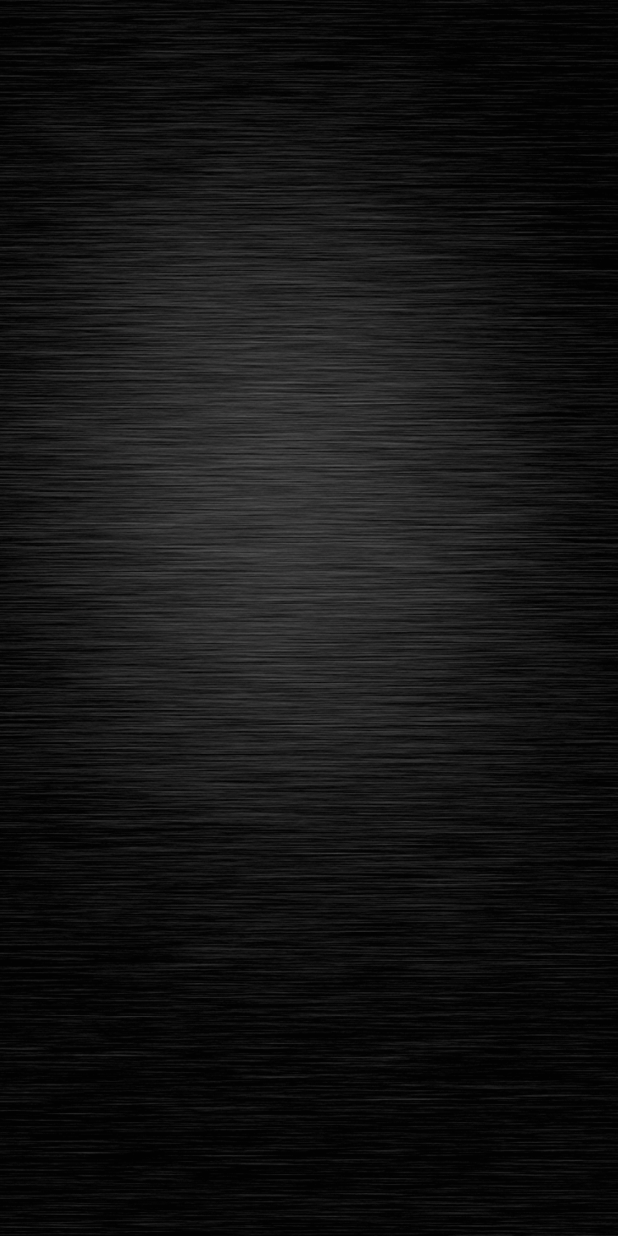
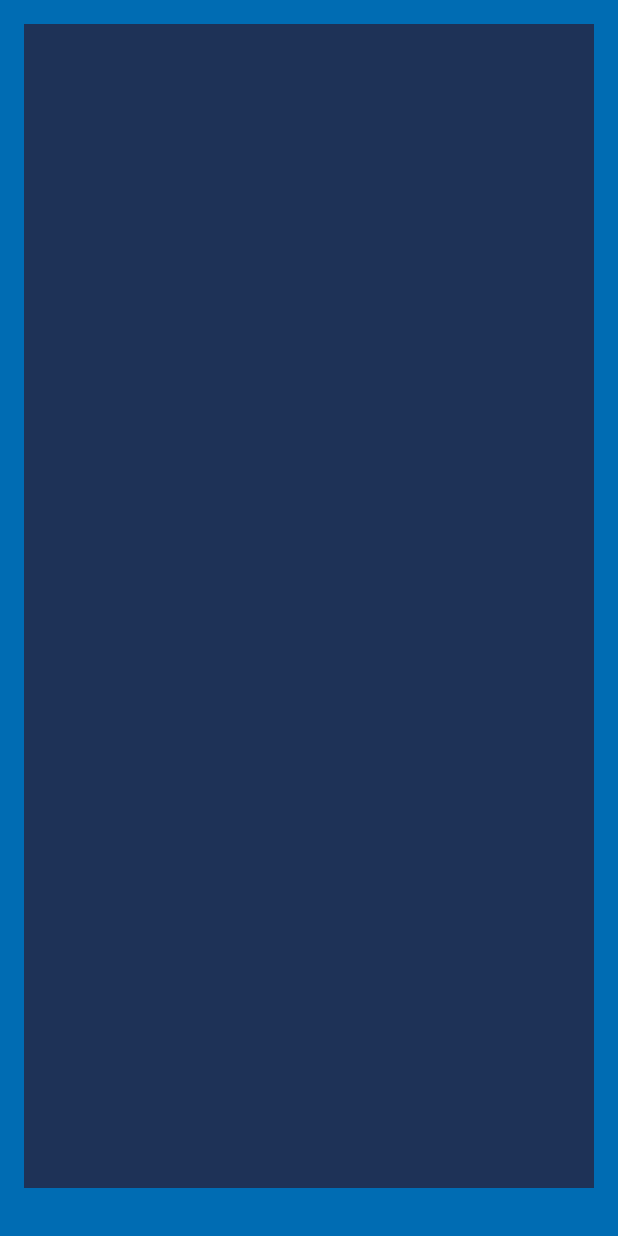
Before and after one commit to Nefor75/WindPlast, an Android app: the screen it shows after launch (ActivitySplash), on a phone screen of 412 x 824 dp. Run offline under Robolectric (Android 15) with nearby library versions, the light colour scheme and no system bars.

Commit message:
Next commit.

```diff
--- a/app/src/main/java/com/glumy/windplast/ActivitySplash.java
+++ b/app/src/main/java/com/glumy/windplast/ActivitySplash.java
@@ -1,22 +1,19 @@
 package com.glumy.windplast;
 
 import android.content.Intent;
-import android.graphics.Color;
-import android.graphics.Typeface;
 import android.os.Bundle;
-import android.view.Gravity;
 import android.view.View;
 import android.view.animation.Animation;
 import android.view.animation.AnimationUtils;
-import android.widget.TextSwitcher;
+import android.widget.ImageView;
 import android.widget.TextView;
-import android.widget.ViewSwitcher;
 import androidx.appcompat.app.AppCompatActivity;
 import java.util.concurrent.TimeUnit;
 
 public class ActivitySplash extends AppCompatActivity {
 
     private Animation anim;
+    private Animation slideInLeftAnimation;
 
 
     @Override
@@ -29,6 +26,7 @@ public class ActivitySplash extends AppCompatActivity {
 
         private void startActivityMainDelay() {
             anim = AnimationUtils.loadAnimation(this, R.anim.tv_animation);
+            slideInLeftAnimation = AnimationUtils.loadAnimation(this, android.R.anim.slide_in_left);
 
         Thread t = new Thread(new Runnable() {
             public void run() {
@@ -36,7 +34,7 @@ public class ActivitySplash extends AppCompatActivity {
                     TimeUnit.SECONDS.sleep(1);
                     runOnUiThread(run_tv_bottom);
                     TimeUnit.SECONDS.sleep(3);
-                    runOnUiThread(run_tv_center);
+                    runOnUiThread(run_iv_center);
                     TimeUnit.SECONDS.sleep(3);
                     runOnUiThread(run_activity_main);
                 } catch (InterruptedException e) {
@@ -50,14 +48,21 @@ public class ActivitySplash extends AppCompatActivity {
     Runnable run_tv_bottom = new Runnable() {
         public void run() {
            TextView tv_bottom = findViewById(R.id.tv_as_bottom_line);
+            ImageView imageView = findViewById(R.id.image_top);
             tv_bottom.setVisibility(View.VISIBLE);
             tv_bottom.startAnimation(anim);
+            imageView.setImageResource(R.drawable.image_top);
+            imageView.setVisibility(View.VISIBLE);
+            imageView.startAnimation(anim);
         }
     };
 
-    Runnable run_tv_center = new Runnable() {
+    Runnable run_iv_center = new Runnable() {
         public void run() {
-            makeTextSwitcher();
+            ImageView imageView = findViewById(R.id.image_slide_center);
+            imageView.setImageResource(R.drawable.image_splash);
+            imageView.startAnimation(slideInLeftAnimation);
+
         }
     };
 
@@ -69,26 +74,4 @@ public class ActivitySplash extends AppCompatActivity {
         }
     };
 
-    private void makeTextSwitcher(){
-        Animation slideInLeftAnimation = AnimationUtils.loadAnimation(this,
-                android.R.anim.slide_in_left);
-
-        TextSwitcher mTextSwitcher = findViewById(R.id.txt_switcher);
-        mTextSwitcher.setInAnimation(slideInLeftAnimation);
-
-        mTextSwitcher.setFactory(new ViewSwitcher.ViewFactory() {
-            @Override
-            public View makeView() {
-                TextView textView = new TextView(ActivitySplash.this);
-                textView.setTextSize(80);
-                textView.setTextColor(Color.RED);
-                textView.setGravity(Gravity.CENTER_HORIZONTAL);
-                textView.setTypeface(Typeface.defaultFromStyle(Typeface.BOLD_ITALIC));
-                textView.setShadowLayer(10, 10, 10, Color.BLACK);
-                return textView;
-            }
-        });
-        mTextSwitcher.setText(getText(R.string.app_name));
-    }
-
-}
+ }
--- a/app/src/main/res/layout/activity_splash.xml
+++ b/app/src/main/res/layout/activity_splash.xml
@@ -1,42 +1,50 @@
 <?xml version="1.0" encoding="utf-8"?>
 <RelativeLayout xmlns:android="http://schemas.android.com/apk/res/android"
     android:layout_width="match_parent"
-    android:layout_height="match_parent">
+    android:layout_height="match_parent"
+    android:background="@color/blu">
+
+    <View
+        android:id="@+id/view"
+        android:layout_width="match_parent"
+        android:layout_height="match_parent"
+        android:layout_alignParentStart="true"
+        android:layout_alignParentTop="true"
+        android:background="@color/colorPrimary"
+        android:layout_marginBottom="@dimen/spacing_xlarge"
+        android:layout_marginLeft="@dimen/margin"
+        android:layout_marginRight="@dimen/margin"
+        android:layout_marginTop="@dimen/margin"/>
 
     <ImageView
-        android:layout_width="match_parent"
-        android:layout_height="match_parent"
-        android:src="@drawable/splashbackground"
-        android:scaleType="centerCrop"
-        android:contentDescription="@null" />
+        android:id="@+id/image_top"
+        android:layout_width="80dp"
+        android:layout_height="200dp"
+        android:layout_alignTop="@+id/view"
+        android:layout_centerHorizontal="true"
+        android:layout_marginTop="25dp"
+        android:contentDescription="@null"
+        android:src="@drawable/image_top"
+        android:visibility="gone"/>
 
-    <TextSwitcher
-        android:id="@+id/txt_switcher"
-        android:layout_width="wrap_content"
-        android:layout_height="wrap_content"
-        android:layout_centerInParent="true">
-
-    </TextSwitcher>
-
-    <LinearLayout
-        android:layout_width="wrap_content"
-        android:layout_height="wrap_content"
-        android:layout_alignParentBottom="true"
-        android:layout_centerHorizontal="true"
-        android:gravity="center"
-        android:orientation="vertical">
+    <ImageView
+        android:id="@+id/image_slide_center"
+        android:layout_width="200dp"
+        android:layout_height="100dp"
+        android:layout_centerInParent="true"
+        android:contentDescription="@null"/>
 
       <TextView
         android:id="@+id/tv_as_bottom_line"
         android:layout_width="200dp"
         android:layout_height="wrap_content"
-            android:layout_marginBottom="@dimen/spacing_xxlarge"
-            android:gravity="center"
+        android:layout_alignParentBottom="true"
+        android:layout_centerInParent="true"
+        android:layout_marginBottom="50dp"
+        android:gravity="bottom|center_horizontal"
         android:text="@string/tv_as_bottom_line"
         android:textAppearance="@style/Base.TextAppearance.AppCompat.Medium"
         android:textColor="@android:color/white"
-            android:visibility="gone"/>
-
-    </LinearLayout>
+        android:visibility="gone" />
 
     </RelativeLayout>
--- a/app/src/main/res/layout/settings_1.xml
+++ b/app/src/main/res/layout/settings_1.xml
@@ -31,11 +31,11 @@
             android:layout_height="wrap_content"
             android:layout_marginHorizontal="@dimen/margin"
             android:src="@drawable/img_200x130"
-            android:tag="@string/name_settings1_up_left"
             android:layout_weight="1"
             android:contentDescription="@null"
             tools:ignore="NestedWeights"
             android:onClick="onClick"
+            android:adjustViewBounds="true"
             />
 
         <View
--- a/app/src/main/res/values/strings.xml
+++ b/app/src/main/res/values/strings.xml
@@ -1,7 +1,7 @@
 <resources>
     <!--ActivitySplash -->
     <string name="app_name">WindPlast</string>
-    <string name="tv_as_bottom_line">Developed by GlooMy</string>
+    <string name="tv_as_bottom_line">Dev by GlooMy</string>
 
     <!--Activity_product_details -->
     <string name="width">Ширина</string>
--- a/app/src/main/res/values/styles.xml
+++ b/app/src/main/res/values/styles.xml
@@ -8,7 +8,7 @@
 
     <!-- SplashTheme. -->
     <style name="SplashTheme" parent="Theme.AppCompat.NoActionBar">
-        <item name="android:windowBackground">@drawable/splashbackground</item>
+        <item name="android:windowBackground">@color/blu</item>
         <item name="android:windowFullscreen">true</item>
     </style>
 
```
Also changed, not shown: app/src/main/java/com/glumy/windplast/ActivityMain.java (+41 -61 lines), app/src/main/java/com/glumy/windplast/ActivityProductDetails.java (+24 -9 lines), app/src/main/java/com/glumy/windplast/Cart/Cart.java (added, +77 -0 lines), app/src/main/res/layout/item_shopping_cart.xml (+18 -6 lines), app/src/main/res/drawable/image_splash.png (added), app/src/main/res/drawable/image_top.png (added). Lines whose indentation alone changed are shown as unchanged.
